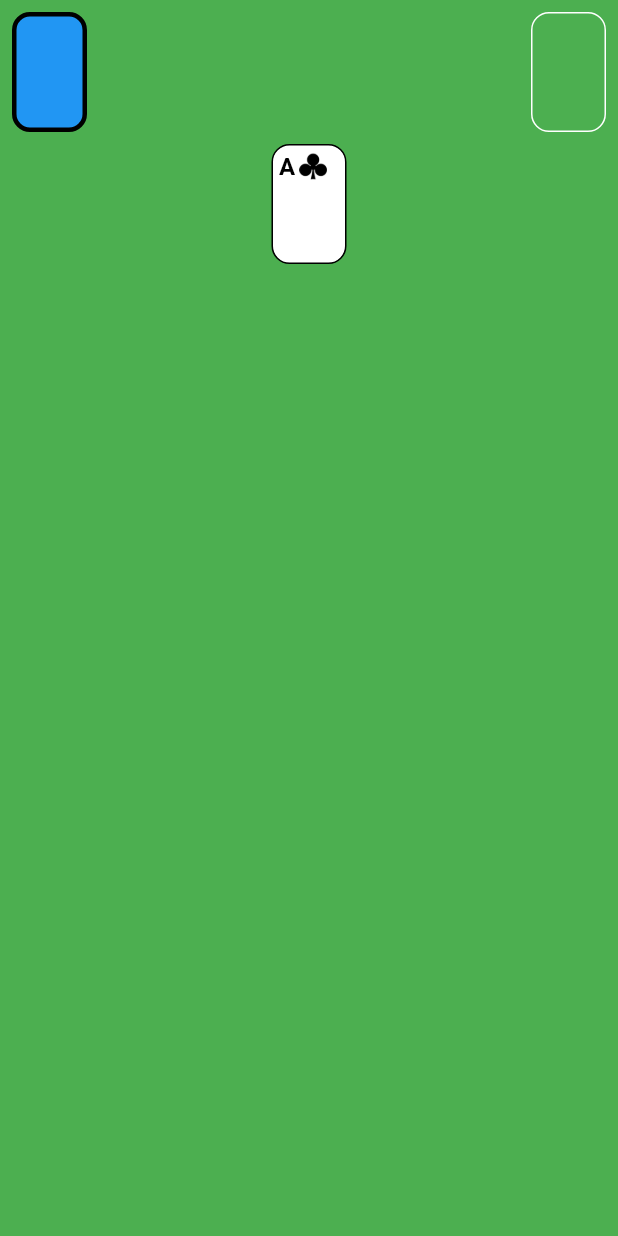
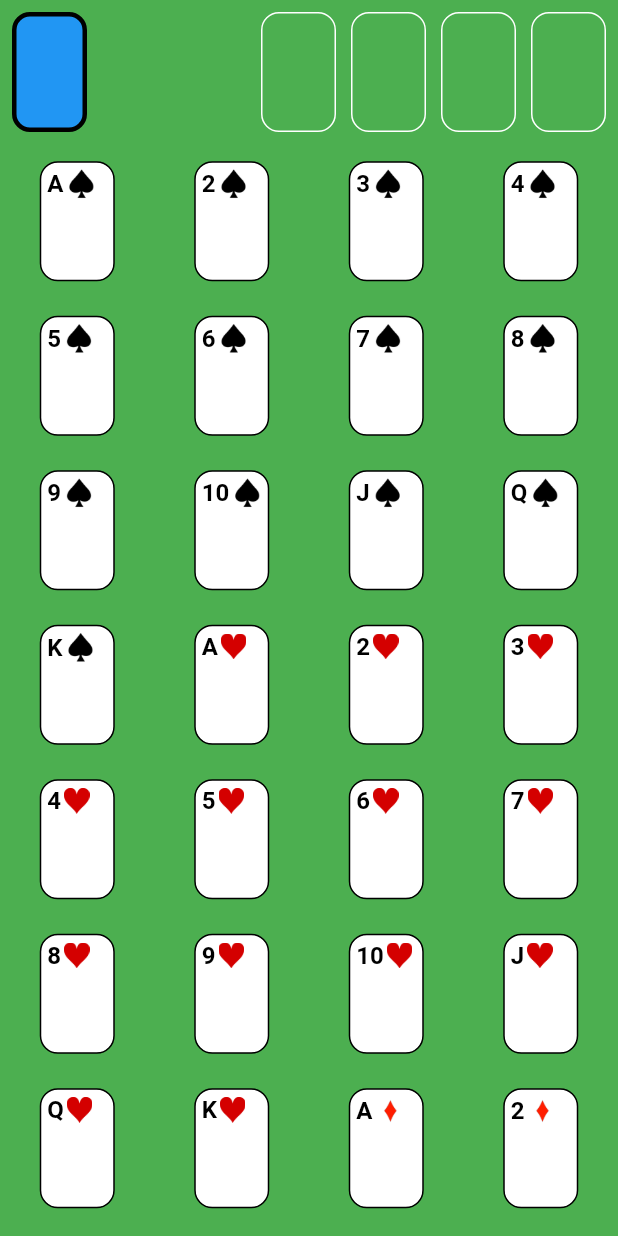
Before and after one commit to ShalevNehorai/soliter_game, a Flutter app: the screen it shows after launch, on a phone screen of 412 x 824 dp. Run offline on Flutter 3.47's test engine with Material 2 defaults, Android fonts, the phone set to English and light mode, and no system bars.

```diff
--- a/lib/main.dart
+++ b/lib/main.dart
@@ -23,7 +23,11 @@ class GameScreen extends StatelessWidget{
 
   final Deck _deck = Deck();
 
-  PlayingCardWidget _playingCardWidget = null;
+  bool isGameWon = false;
+
+  void checkWinCondition(){
+   //TODO implement winning check
+  }
 
   @override
   Widget build(BuildContext context) {
@@ -47,21 +51,31 @@ class GameScreen extends StatelessWidget{
                   ),
                   Padding(
                     padding: const EdgeInsets.all(8.0),
-                    child: DragTarget<PlayingCardWidget>(
-                      onWillAccept: (data) {
-                        print(data);
-                        return true;
-                      },
-                      onAccept: (data) {
-                        this._playingCardWidget = data;
-                      },
-                      builder: (context, candidateData, rejectedData) {
-                        return _playingCardWidget??  Container(
-                          width: 50,
-                          height: 80,
-                          decoration: BoxDecoration(
-                            border: Border.all(color: Colors.white),
-                            borderRadius: BorderRadius.circular(12.0),
+                    child: Row(
+                      children: [
+                        CardPlaceCell(),
+                        SizedBox(width: 10,),
+                        CardPlaceCell(),
+                        SizedBox(width: 10,),
+                        CardPlaceCell(),
+                        SizedBox(width: 10,),
+                        CardPlaceCell(),
+                      ],
+                    )
+                  ),
+                ],
+              ),
+              Flexible(
+                child: GridView.builder(
+                gridDelegate: SliverGridDelegateWithFixedCrossAxisCount(
+                  crossAxisCount: 4
+                ),
+                itemCount: _deck.cards.length,
+                  itemBuilder: (context, index) {
+                    return Padding(
+                      padding: const EdgeInsets.all(8.0),
+                      child: Center(
+                        child: PlayingCardWidget(card: _deck.cards[index],),
                       ),
                     );
                   },
@@ -69,17 +83,10 @@ class GameScreen extends StatelessWidget{
               ),
             ],
           ),
-              Align(
-                alignment: Alignment.center,
-                child: PlayingCardWidget(card: PlayingCard(type: CardType.ace, suit: CardSuit.clubs, faceUp: true),),
-              )
-            ],
-          ),
         ),
       ),
     );
   }
-
 }
 
 class PlayingCardWidget extends StatefulWidget {
@@ -94,10 +101,13 @@ class PlayingCardWidget extends StatefulWidget {
 
 class _PlayingCardWidgetState extends State<PlayingCardWidget> {
 
-  final double width = 50;
-  final double height = 80;
+  static const double width = 50;
+  static const double height = 80;
+
+  bool draged = false;
 
   Widget _faceDownWidget(){
+
     return Container(
       width: width,
       height: height,
@@ -141,11 +151,83 @@ class _PlayingCardWidgetState extends State<PlayingCardWidget> {
 
   @override
   Widget build(BuildContext context) {
-    return widget.card.faceUp? Draggable<PlayingCardWidget>(
+    return widget.card.faceUp? Visibility(
+      visible: !draged,
+      child: Draggable<PlayingCardWidget>(
         data: widget,
         childWhenDragging: Container(),
         feedback: _faceUpWidget(),
         child: _faceUpWidget(),
+        onDragEnd: (details) {
+        },
+        onDragCompleted: () {
+          setState(() {
+            draged = true;
+          });
+        },
+      ),
     ): _faceDownWidget();
   }
 }
+
+class CardPlaceCell extends StatefulWidget {
+  @override
+  _CardPlaceCellState createState() => _CardPlaceCellState();
+}
+
+class _CardPlaceCellState extends State<CardPlaceCell> {
+  PlayingCardWidget _playingCard = null;
+  CardSuit _cardSuit = null;
+
+  CardType _getNextCard(){
+    if(lastCard()){
+      return null;
+    }
+    return CardType.values[CardType.values.indexOf(_playingCard.card.type) + 1];
+  }
+
+  bool lastCard(){
+    return _playingCard.card.type == CardType.king;
+  }
+
+  @override
+  Widget build(BuildContext context) {
+    return DragTarget<PlayingCardWidget>(
+      onWillAccept: (data) {
+        if(_playingCard == null){
+          return data.card.type == CardType.ace;
+        }
+        else{
+          if(_cardSuit != data.card.suit){
+            return false;
+          }
+          else{
+            CardType neededType = _getNextCard();
+            if(neededType == null){
+              return false;
+            }
+            else{
+              return data.card.type == neededType;
+            }
+          }
+        }
+      },
+      onAccept: (data) {
+        if(_cardSuit == null){
+          _cardSuit = data.card.suit;
+        }
+        _playingCard = data;
+      },
+      builder: (context, candidateData, rejectedData) {
+        return _playingCard??  Container(
+          width: _PlayingCardWidgetState.width,
+          height: _PlayingCardWidgetState.height,
+          decoration: BoxDecoration(
+            border: Border.all(color: Colors.white),
+            borderRadius: BorderRadius.circular(12.0),
+          ),
+        );
+      },
+    );
+  }
+}
--- a/lib/playing_card.dart
+++ b/lib/playing_card.dart
@@ -120,13 +120,13 @@ class Deck{
 
   Deck(){
     _initDeck();
-    shuffleDeck();
+    // shuffleDeck();
   }
 
   void _initDeck(){
     CardSuit.values.forEach((suit) {
       CardType.values.forEach((type) {
-        cards.add(PlayingCard(type: type, suit: suit));
+        cards.add(PlayingCard(type: type, suit: suit, faceUp: true));
       });
     });
   }
```
Lines whose indentation alone changed are shown as unchanged.
